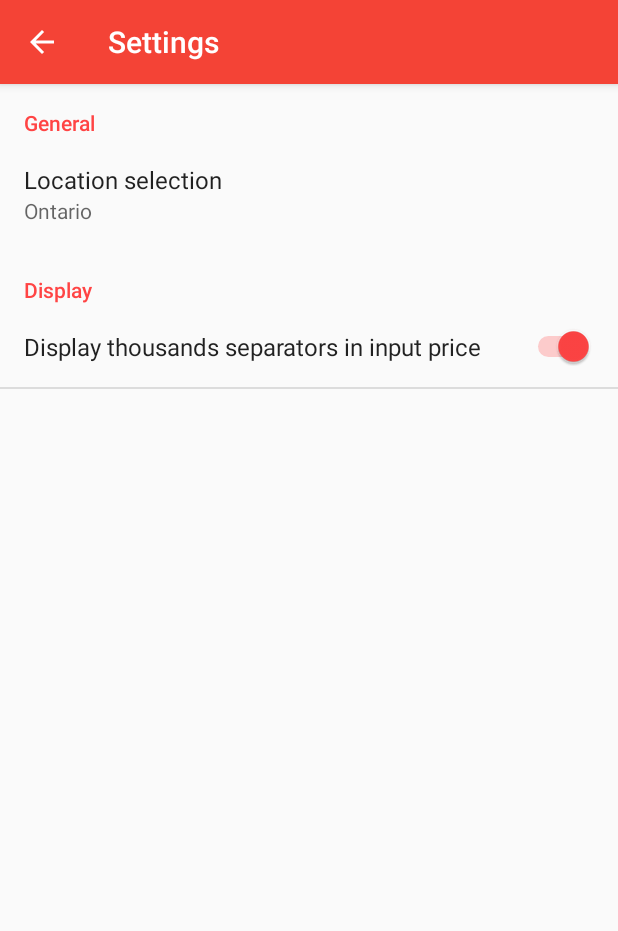
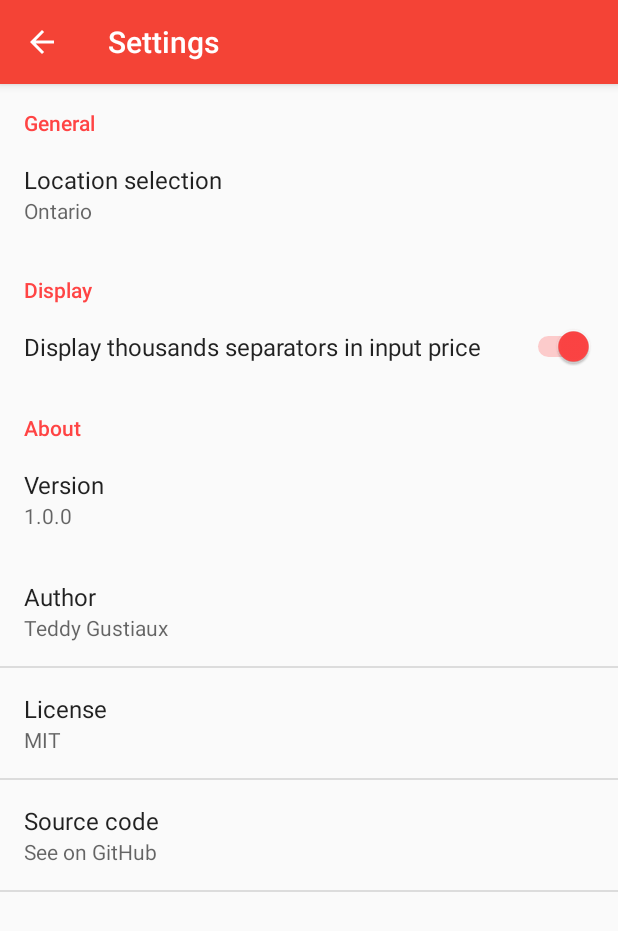
Before and after one commit to teddy-gustiaux/canadian-sales-tax-calculator, an Android app: the SettingsActivity screen opened directly, with no data from a screen before it, on a phone screen of 412 x 824 dp. Shown: the top 931 px of the screen. Run offline under Robolectric (Android 15) with nearby library versions, the phone set to English and light mode, and no system bars.

Commit message:
Add an about section in the preferences

```diff
--- a/app/build.gradle
+++ b/app/build.gradle
@@ -8,7 +8,7 @@ android {
         minSdkVersion 16
         targetSdkVersion 25
         versionCode 1
-        versionName "1.0"
+        versionName "1.0.0"
         testInstrumentationRunner "android.support.test.runner.AndroidJUnitRunner"
         vectorDrawables.useSupportLibrary = true
     }
--- a/app/src/main/java/com/gustiaux/canadiansalestaxcalculator/SettingsActivity.java
+++ b/app/src/main/java/com/gustiaux/canadiansalestaxcalculator/SettingsActivity.java
@@ -171,6 +171,8 @@ public class SettingsActivity extends AppCompatPreferenceActivity {
             addPreferencesFromResource(R.xml.preferences);
             setHasOptionsMenu(true);
             bindPreferenceSummaryToValue(findPreference("location_list"));
+            Preference version = findPreference("version");
+            version.setSummary(BuildConfig.VERSION_NAME);
         }
 
         @Override
--- a/app/src/main/res/values/strings.xml
+++ b/app/src/main/res/values/strings.xml
@@ -33,6 +33,7 @@
     <!-- Preferences headers -->
     <string name="pref_header_general">General</string>
     <string name="pref_header_display">Display</string>
+    <string name="pref_header_about">About</string>
 
     <!-- Display preferences -->
     <string name="pref_thousands_separators">Display thousands separators in input price</string>
@@ -70,4 +71,9 @@
         <item>@string/YT</item>
     </string-array>
 
+    <!-- About preferences -->
+    <string name="pref_about_version">Version</string>
+    <string name="pref_about_author">Author</string>
+    <string name="pref_about_license">License</string>
+    <string name="pref_about_source">Source code</string>
 </resources>
--- a/app/src/main/res/xml/preferences.xml
+++ b/app/src/main/res/xml/preferences.xml
@@ -18,10 +18,47 @@
     <PreferenceCategory
         android:title="@string/pref_header_display">
 
-    <SwitchPreference
-        android:defaultValue="true"
-        android:key="separator_switch"
-        android:title="@string/pref_thousands_separators" />
+        <SwitchPreference
+            android:defaultValue="true"
+            android:key="separator_switch"
+            android:title="@string/pref_thousands_separators" />
+
+    </PreferenceCategory>
+
+    <PreferenceCategory
+        android:title="@string/pref_header_about">
+
+        <Preference
+            android:selectable="false"
+            android:enabled="true"
+            android:key="version"
+            android:title="@string/pref_about_version"
+            android:summary="" />
+
+        <Preference
+            android:key="author"
+            android:title="@string/pref_about_author"
+            android:summary="Teddy Gustiaux">
+            <intent android:action="android.intent.action.VIEW"
+                android:data="https://gustiaux.com" />
+        </Preference>
+
+        <Preference
+            android:key="license"
+            android:title="@string/pref_about_license"
+            android:summary="MIT">
+            <intent android:action="android.intent.action.VIEW"
+                android:data="https://opensource.org/licenses/MIT" />
+        </Preference>
+
+        <Preference
+            android:key="license"
+            android:title="@string/pref_about_source"
+            android:summary="See on GitHub">
+            <intent android:action="android.intent.action.VIEW"
+                android:data="https://github.com/teddy-gustiaux/canadian-sales-tax-calculator" />
+        </Preference>
+
 
     </PreferenceCategory>
 
```
